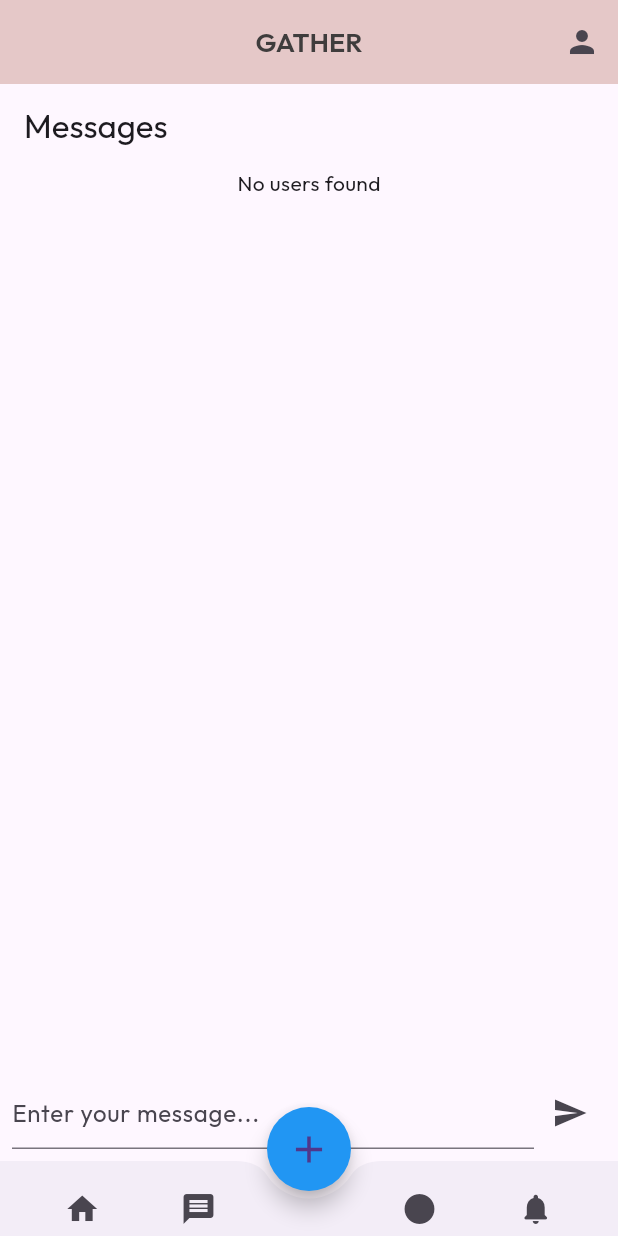
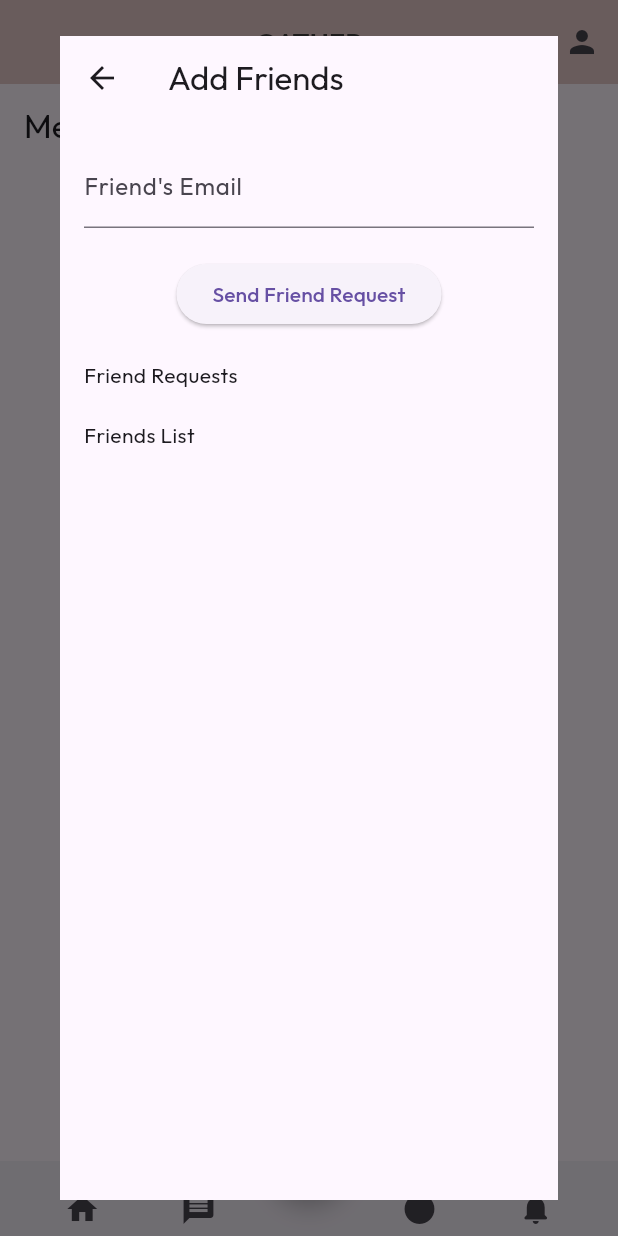
Before and after one commit to Taner-Y-Banth/gather, a Flutter app: the screen it shows once a user with an empty profile is signed in, item 2 of the bottom bar chosen, after a tap on the "add" icon, on a phone screen of 412 x 824 dp. Run offline on Flutter 3.47's test engine with Material 3 defaults, Android fonts, the phone set to English and light mode, and no system bars; our stand-ins replace cloud_firestore, firebase_auth, firebase_core, firebase_storage, image_picker; missing offline and left inert: firebase_ui_auth; accounts and stored records are empty.

Commit message:
semi-functional messaging

```diff
--- a/gather_app/lib/pages/friends/add_friends.dart
+++ b/gather_app/lib/pages/friends/add_friends.dart
@@ -0,0 +1,209 @@
+import 'package:flutter/material.dart';
+import 'package:cloud_firestore/cloud_firestore.dart';
+import 'package:firebase_auth/firebase_auth.dart';
+
+class AddFriendsPage extends StatefulWidget {
+  const AddFriendsPage({super.key});
+
+  @override
+  State<AddFriendsPage> createState() => _AddFriendsPageState();
+}
+
+class _AddFriendsPageState extends State<AddFriendsPage> {
+  final TextEditingController emailController = TextEditingController();
+  final FirebaseAuth auth = FirebaseAuth.instance;
+  final FirebaseFirestore firestore = FirebaseFirestore.instance;
+
+  Future<void> sendFriendRequest() async {
+    User? user = auth.currentUser;
+    if (user != null) {
+      if (emailController.text == user.email) {
+        ScaffoldMessenger.of(context).showSnackBar(
+          const SnackBar(
+              content: Text('You cannot send a friend request to yourself')),
+        );
+        return;
+      }
+
+      final request = {
+        'from': user.email,
+        'to': emailController.text,
+        'status': 'pending',
+        'timestamp': FieldValue.serverTimestamp(),
+      };
+
+      await firestore
+          .collection('users')
+          .doc(user.uid)
+          .collection('sent_requests')
+          .add(request);
+
+      final recipientSnapshot = await firestore
+          .collection('users')
+          .where('email', isEqualTo: emailController.text)
+          .get();
+
+      if (recipientSnapshot.docs.isNotEmpty) {
+        final recipientId = recipientSnapshot.docs.first.id;
+        await firestore
+            .collection('users')
+            .doc(recipientId)
+            .collection('received_requests')
+            .add(request);
+      }
+
+      if (!mounted) return;
+      ScaffoldMessenger.of(context).showSnackBar(
+        const SnackBar(content: Text('Friend request sent')),
+      );
+    }
+  }
+
+  Future<void> acceptFriendRequest(DocumentSnapshot request) async {
+    User? user = auth.currentUser;
+    if (user != null) {
+      final acceptedRequest = {
+        'from': request['from'],
+        'to': request['to'],
+        'status': 'accepted',
+        'timestamp': FieldValue.serverTimestamp(),
+      };
+
+      await firestore
+          .collection('users')
+          .doc(user.uid)
+          .collection('friends')
+          .add(acceptedRequest);
+
+      await firestore
+          .collection('users')
+          .doc(request['from'])
+          .collection('friends')
+          .add(acceptedRequest);
+
+      await request.reference.update({'status': 'accepted'});
+
+      final senderSnapshot = await firestore
+          .collection('users')
+          .where('email', isEqualTo: request['from'])
+          .get();
+
+      if (senderSnapshot.docs.isNotEmpty) {
+        final senderId = senderSnapshot.docs.first.id;
+        await firestore
+            .collection('users')
+            .doc(senderId)
+            .collection('sent_requests')
+            .where('to', isEqualTo: request['to'])
+            .get()
+            .then((querySnapshot) {
+          for (var doc in querySnapshot.docs) {
+            doc.reference.update({'status': 'accepted'});
+          }
+        });
+
+        await firestore
+            .collection('users')
+            .doc(senderId)
+            .collection('friends')
+            .add(acceptedRequest);
+      }
+    }
+  }
+
+  @override
+  Widget build(BuildContext context) {
+    return Scaffold(
+      appBar: AppBar(
+        title: const Text('Add Friends'),
+      ),
+      body: Padding(
+        padding: const EdgeInsets.all(16.0),
+        child: Column(
+          children: [
+            TextField(
+              controller: emailController,
+              decoration: const InputDecoration(labelText: 'Friend\'s Email'),
+            ),
+            const SizedBox(height: 20),
+            ElevatedButton(
+              onPressed: sendFriendRequest,
+              child: const Text('Send Friend Request'),
+            ),
+            const SizedBox(height: 20),
+            Expanded(
+              child: ListView(
+                children: [
+                  const Text('Friend Requests'),
+                  StreamBuilder<QuerySnapshot>(
+                    stream: firestore
+                        .collection('users')
+                        .doc(auth.currentUser?.uid)
+                        .collection('received_requests')
+                        .where('status', isEqualTo: 'pending')
+                        .snapshots(),
+                    builder: (context, snapshot) {
+                      if (!snapshot.hasData) {
+                        return const CircularProgressIndicator();
+                      }
+                      final requests = snapshot.data!.docs;
+                      return Column(
+                        children: requests.map((request) {
+                          return ListTile(
+                            title: Text(request['from']),
+                            trailing: Row(
+                              mainAxisSize: MainAxisSize.min,
+                              children: [
+                                IconButton(
+                                  icon: const Icon(Icons.check),
+                                  onPressed: () {
+                                    acceptFriendRequest(request);
+                                  },
+                                ),
+                                IconButton(
+                                  icon: const Icon(Icons.close),
+                                  onPressed: () {
+                                    request.reference
+                                        .update({'status': 'denied'});
+                                  },
+                                ),
+                              ],
+                            ),
+                          );
+                        }).toList(),
+                      );
+                    },
+                  ),
+                  const SizedBox(height: 20),
+                  const Text('Friends List'),
+                  StreamBuilder<QuerySnapshot>(
+                    stream: firestore
+                        .collection('users')
+                        .doc(auth.currentUser?.uid)
+                        .collection('friends')
+                        .snapshots(),
+                    builder: (context, snapshot) {
+                      if (!snapshot.hasData) {
+                        return const CircularProgressIndicator();
+                      }
+                      final friends = snapshot.data!.docs;
+                      return Column(
+                        children: friends.map((friend) {
+                          return ListTile(
+                            title: Text(friend['to'] == auth.currentUser?.email
+                                ? friend['from']
+                                : friend['to']),
+                          );
+                        }).toList(),
+                      );
+                    },
+                  ),
+                ],
+              ),
+            ),
+          ],
+        ),
+      ),
+    );
+  }
+}
--- a/gather_app/lib/pages/home.dart
+++ b/gather_app/lib/pages/home.dart
@@ -2,6 +2,7 @@ import 'package:flutter/material.dart';
 import 'package:gather_app/pages/profile/profile.dart';
 import 'package:gather_app/pages/messages.dart';
 import 'package:firebase_auth/firebase_auth.dart';
+import 'package:gather_app/pages/friends/add_friends.dart';
 
 class HomePage extends StatefulWidget {
   final String title;
@@ -21,6 +22,17 @@ class HomePageState extends State<HomePage> {
   void logout() async {
     // logout firebase user
     await FirebaseAuth.instance.signOut();
+  }
+
+  void showAddFriendsPopup() {
+    showDialog(
+      context: context,
+      builder: (context) {
+        return const Dialog(
+          child: AddFriendsPage(),
+        );
+      },
+    );
   }
 
   @override
@@ -54,9 +66,7 @@ class HomePageState extends State<HomePage> {
       floatingActionButton: Padding(
         padding: const EdgeInsets.only(bottom: 0.0),
         child: FloatingActionButton(
-          onPressed: () {
-            // Define the action for the FAB here
-          },
+          onPressed: showAddFriendsPopup,
           backgroundColor: Colors.blue,
           shape: const CircleBorder(),
           child: const Icon(Icons.add, size: 30),
--- a/gather_app/lib/pages/messages.dart
+++ b/gather_app/lib/pages/messages.dart
@@ -6,23 +6,92 @@ class Messages extends StatefulWidget {
   const Messages({super.key});
 
   @override
-  // ignore: library_private_types_in_public_api
   _MessagesState createState() => _MessagesState();
 }
 
 class _MessagesState extends State<Messages> {
+  final FirebaseAuth _auth = FirebaseAuth.instance;
+  final FirebaseFirestore _firestore = FirebaseFirestore.instance;
+
+  @override
+  Widget build(BuildContext context) {
+    return Scaffold(
+      appBar: AppBar(
+        title: const Text('Messages'),
+      ),
+      body: StreamBuilder<QuerySnapshot>(
+        stream: _firestore
+            .collection('users')
+            .doc(_auth.currentUser?.uid)
+            .collection('friends')
+            .snapshots(),
+        builder: (context, snapshot) {
+          if (snapshot.hasError) {
+            return Center(
+              child: Text('Error: ${snapshot.error}'),
+            );
+          }
+
+          if (!snapshot.hasData) {
+            return const Center(
+              child: CircularProgressIndicator(),
+            );
+          }
+
+          final friends = snapshot.data!.docs;
+          if (friends.isEmpty) {
+            return const Center(
+              child: Text('No friends found'),
+            );
+          }
+
+          return ListView(
+            children: friends.map((friend) {
+              final friendEmail = friend['to'] == _auth.currentUser?.email
+                  ? friend['from']
+                  : friend['to'];
+
+              return ListTile(
+                title: Text(friendEmail),
+                onTap: () {
+                  Navigator.push(
+                    context,
+                    MaterialPageRoute(
+                      builder: (context) =>
+                          ChatScreen(friendEmail: friendEmail),
+                    ),
+                  );
+                },
+              );
+            }).toList(),
+          );
+        },
+      ),
+    );
+  }
+}
+
+class ChatScreen extends StatefulWidget {
+  final String friendEmail;
+
+  const ChatScreen({super.key, required this.friendEmail});
+
+  @override
+  _ChatScreenState createState() => _ChatScreenState();
+}
+
+class _ChatScreenState extends State<ChatScreen> {
   final TextEditingController _controller = TextEditingController();
   final FirebaseAuth _auth = FirebaseAuth.instance;
   final FirebaseFirestore _firestore = FirebaseFirestore.instance;
-  String? _selectedUser;
 
   void _sendMessage() async {
-    if (_controller.text.isNotEmpty && _selectedUser != null) {
+    if (_controller.text.isNotEmpty) {
       try {
         await _firestore.collection('messages').add({
           'text': _controller.text,
           'sender': _auth.currentUser?.email,
-          'receiver': _selectedUser,
+          'receiver': widget.friendEmail,
           'timestamp': FieldValue.serverTimestamp(),
         });
         _controller.clear();
@@ -39,58 +108,18 @@ class _MessagesState extends State<Messages> {
   Widget build(BuildContext context) {
     return Scaffold(
       appBar: AppBar(
-        title: const Text('Messages'),
+        title: Text('Chat with ${widget.friendEmail}'),
       ),
       body: Column(
         children: [
-          StreamBuilder<QuerySnapshot>(
-            stream: _firestore.collection('users').snapshots(),
-            builder: (context, snapshot) {
-              if (snapshot.hasError) {
-                return Center(
-                  child: Text('Error: ${snapshot.error}'),
-                );
-              }
-
-              if (!snapshot.hasData) {
-                return const Center(
-                  child: CircularProgressIndicator(),
-                );
-              }
-
-              final users = snapshot.data!.docs;
-              if (users.isEmpty) {
-                return const Center(
-                  child: Text('No users found'),
-                );
-              }
-
-              List<DropdownMenuItem<String>> userItems = users.map((user) {
-                final userEmail = user['email'];
-                return DropdownMenuItem<String>(
-                  value: userEmail,
-                  child: Text(userEmail),
-                );
-              }).toList();
-
-              return DropdownButton<String>(
-                hint: const Text('Select a user'),
-                value: _selectedUser,
-                items: userItems,
-                onChanged: (value) {
-                  setState(() {
-                    _selectedUser = value;
-                  });
-                },
-              );
-            },
-          ),
           Expanded(
             child: StreamBuilder<QuerySnapshot>(
               stream: _firestore
                   .collection('messages')
-                  .where('sender', isEqualTo: _auth.currentUser?.email)
-                  .where('receiver', isEqualTo: _selectedUser)
+                  .where('sender',
+                      whereIn: [_auth.currentUser?.email, widget.friendEmail])
+                  .where('receiver',
+                      whereIn: [_auth.currentUser?.email, widget.friendEmail])
                   .orderBy('timestamp', descending: true)
                   .snapshots(),
               builder: (context, snapshot) {
```
